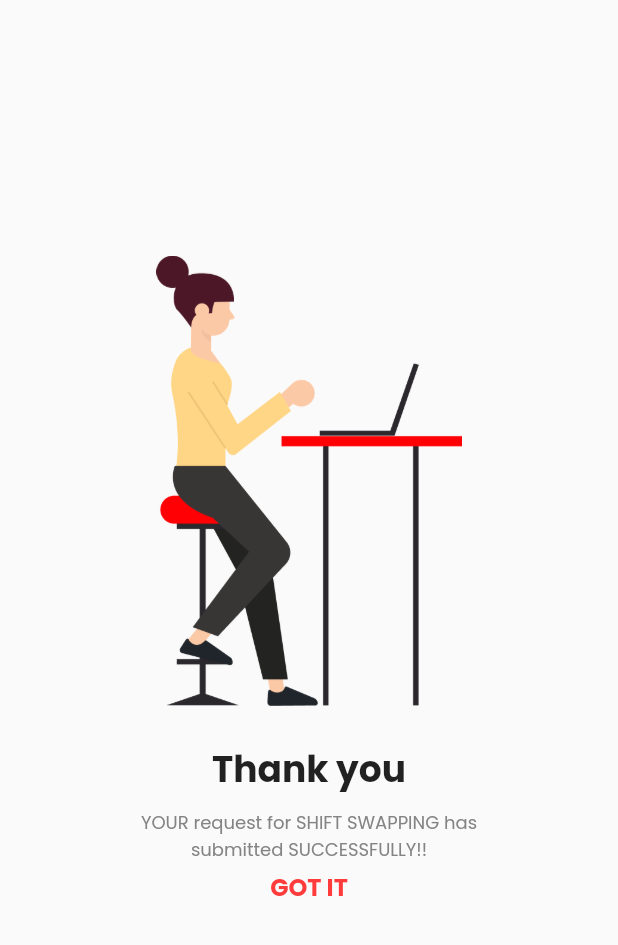
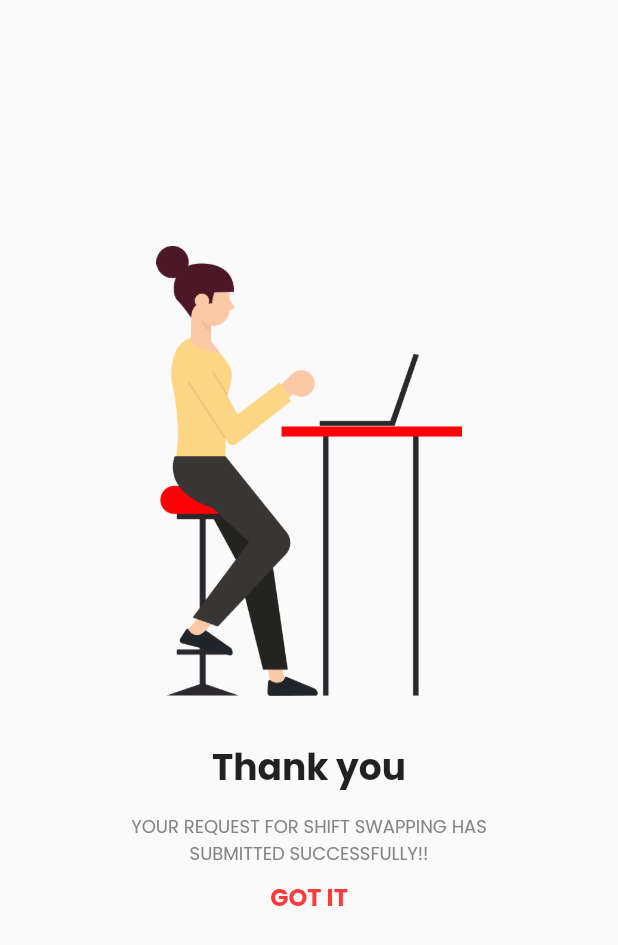
Before and after one commit to susan040/hr_management, a Flutter app: the SwappingSuccessScreen screen opened directly, on a phone screen of 412 x 824 dp. Shown: the top 945 px of the screen. Run offline on Flutter 3.47's test engine with Material 3 defaults, Android fonts, the phone set to English and light mode, and no system bars; our stand-ins replace cached_network_image, file_picker, fl_chart, flutter_svg, get, image_picker and 2 more.

Commit message:
update shift swapping success page

```diff
--- a/lib/views/shift_swapping/swapping_success_screen.dart
+++ b/lib/views/shift_swapping/swapping_success_screen.dart
@@ -22,22 +22,22 @@ class SwappingSuccessScreen extends StatelessWidget {
               width: 230,
             ),
           ),
-          SizedBox(height: 25),
+          SizedBox(height: 30),
           Text(
             "Thank you",
             style: CustomTextStyles.f24W600(),
           ),
-          SizedBox(height: 8),
+          SizedBox(height: 12),
           Padding(
             padding: const EdgeInsets.only(left: 70, right: 70),
             child: Text(
-              "YOUR request for SHIFT SWAPPING has submitted SUCCESSFULLY!!",
+              "YOUR REQUEST FOR SHIFT SWAPPING HAS SUBMITTED SUCCESSFULLY!!",
               style:
                   CustomTextStyles.f12W400(color: AppColors.secondaryTextColor),
               textAlign: TextAlign.center,
             ),
           ),
-          SizedBox(height: 4),
+          SizedBox(height: 8),
           InkWell(
             onTap: () {
               Get.to(() => DashScreen());
```
